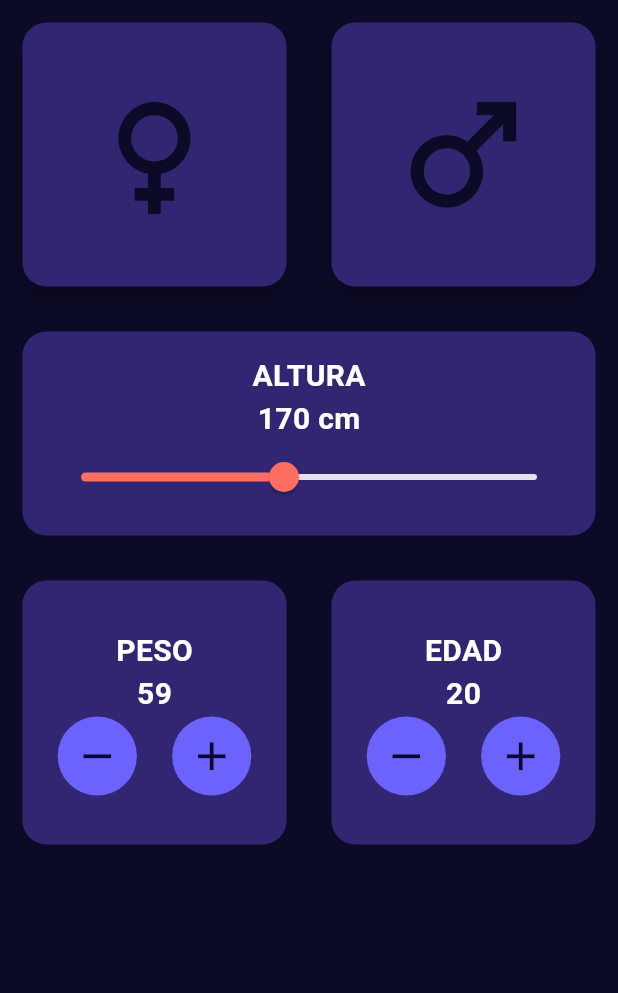
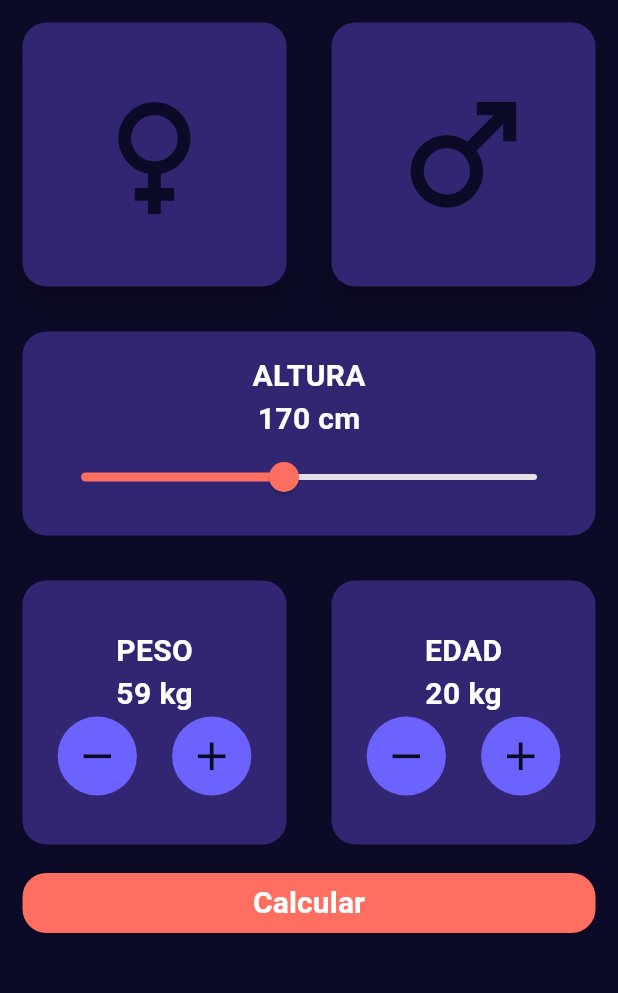
Before and after one commit to noahgrana09-source/imc-calculator, a Flutter app: the screen it shows after launch, after a tap on the "remove" icon, on a phone screen of 412 x 824 dp, the part 84-1077 px from its top. Run offline on Flutter 3.47's test engine with Material 3 defaults, Android fonts, the phone set to English and light mode, and no system bars.

Commit message:
I made the navigation to the result screen, next and last think to do is to make the UI for the results presentation and that will be it

```diff
--- a/lib/components/height_selector.dart
+++ b/lib/components/height_selector.dart
@@ -2,8 +2,8 @@ import 'package:flutter/material.dart';
 import '../core/colors.dart';
 import '../core/styles.dart';
 class HeightSelector extends StatefulWidget {
-  const HeightSelector({super.key});
-
+  final Function(double) onHeightChanged;
+  const HeightSelector({super.key, required this.onHeightChanged});
   @override
   State<HeightSelector> createState() => _HeightSelectorState();
 }
@@ -15,7 +15,7 @@ class _HeightSelectorState extends State<HeightSelector> {
     return LayoutBuilder(
       builder: (context, constraints){
         final screenWidth = MediaQuery.of(context).size.width;
-        final maxWidth = (constraints.maxWidth.isFinite ? constraints.maxWidth : screenWidth).clamp(112.0, 400.0);
+        final maxWidth = (constraints.maxWidth.isFinite ? constraints.maxWidth : screenWidth).clamp(142.0, 430.0);
         return Padding(
           padding: EdgeInsets.all(15),
           child: Container(
@@ -35,6 +35,7 @@ class _HeightSelectorState extends State<HeightSelector> {
                     onChanged: (newHeight){
                       setState((){
                         selectedHeight = newHeight;
+                        widget.onHeightChanged(selectedHeight);
                       });
                     },
                     min: 130,
--- a/lib/components/number_selector.dart
+++ b/lib/components/number_selector.dart
@@ -2,8 +2,8 @@ import 'package:flutter/material.dart';
 import '../core/colors.dart';
 import '../core/styles.dart';
 class NumberSelector extends StatefulWidget {
-  const NumberSelector({super.key});
-
+  final Function(int) onVariableChanged;
+  const NumberSelector({super.key, required this.onVariableChanged});
   @override
   State<NumberSelector> createState() => _NumberSelectorState();
 }
@@ -29,6 +29,7 @@ class _NumberSelectorState extends State<NumberSelector> {
             _buildNumberSelector("PESO", weightValue, contDiameter, (newValue){
               setState(() {
                 weightValue = newValue;
+                widget.onVariableChanged(weightValue);
               });}),
             _buildNumberSelector("EDAD", ageValue, contDiameter, (newValue){
               setState(() {
@@ -44,6 +45,7 @@ class _NumberSelectorState extends State<NumberSelector> {
              _buildNumberSelector("PESO", weightValue, contDiameter, (newValue){
               setState(() {
                 weightValue = newValue;
+                widget.onVariableChanged(weightValue);
               });}),
             _buildNumberSelector("EDAD", ageValue, contDiameter, (newValue){
               setState(() {
@@ -70,7 +72,7 @@ class _NumberSelectorState extends State<NumberSelector> {
           mainAxisAlignment: MainAxisAlignment.center,
           children: [
             Text(title, style: AppStyles.subtitle,),
-            Text(value.toString(), style: AppStyles.subtitle,),
+            Text("$value kg", style: AppStyles.subtitle,),
             Row(
               mainAxisAlignment: MainAxisAlignment.spaceEvenly,
               children: [
--- a/lib/core/styles.dart
+++ b/lib/core/styles.dart
@@ -22,4 +22,13 @@ class AppStyles {
     fontSize: 16,
     fontWeight: FontWeight.normal,
   );
+
+  static ButtonStyle mainButton = ButtonStyle(
+    backgroundColor: WidgetStatePropertyAll(AppColors.accent),
+    shape: WidgetStatePropertyAll(
+      RoundedRectangleBorder(
+        borderRadius: BorderRadius.circular(16)
+      )
+    )
+  );
 }
--- a/lib/screen/imc_home_screen.dart
+++ b/lib/screen/imc_home_screen.dart
@@ -1,27 +1,48 @@
 import 'package:flutter/material.dart';
+import 'package:imc_calculator/screen/imc_result_screen.dart';
 import '../components/gender.dart';
 import '../components/height_selector.dart';
 import '../components/number_selector.dart';
+import '../core/styles.dart';
 
 class ImcHomeScreen extends StatefulWidget {
   const ImcHomeScreen({super.key});
-
   @override
   State<ImcHomeScreen> createState() => _ImcHomeScreenState();
 }
 
 class _ImcHomeScreenState extends State<ImcHomeScreen> {
+  int weightValue = 60;
+  double selectedHeight = 170.0;
   @override
   Widget build(BuildContext context) {
     return SingleChildScrollView(
       child: Column(
         children: [
           GenderSelect(),
-          HeightSelector(),
-          NumberSelector()
+          HeightSelector(onHeightChanged: (value){
+            selectedHeight = value;
+          },),
+          NumberSelector(onVariableChanged: (value){
+            setState(() {
+              weightValue = value;
+            });
+          },),
+          SizedBox(
+            width: ((MediaQuery.of(context).size.width)-30).clamp(142, 430) ,
+            child: ElevatedButton(
+              onPressed: (){
+                Navigator.push(
+                  context,
+                  MaterialPageRoute(builder: (context) => ImcResultScreen(weight: weightValue, height: selectedHeight))
+                );
+              },
+              style: AppStyles.mainButton,
+              child: Text("Calcular", style: AppStyles.subtitle,),
+            ),
+          )
         ],
       )
-
     );
   }
 }
```
Also changed, not shown: lib/screen/imc_result_screen.dart (added, +27 -0 lines).
